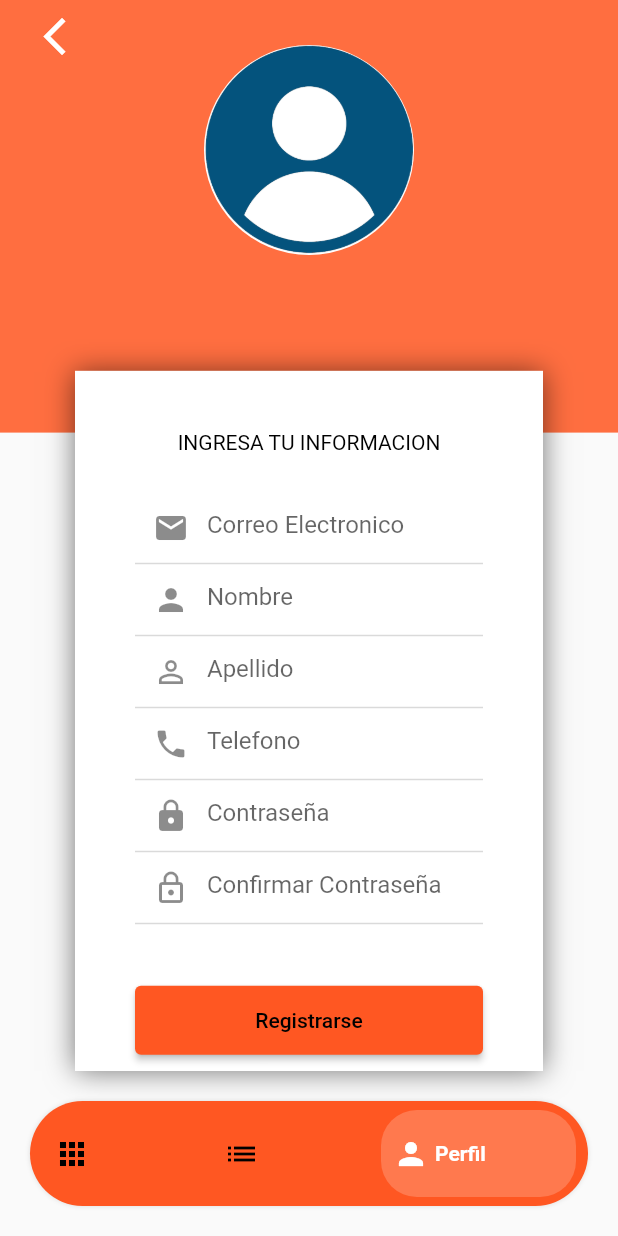
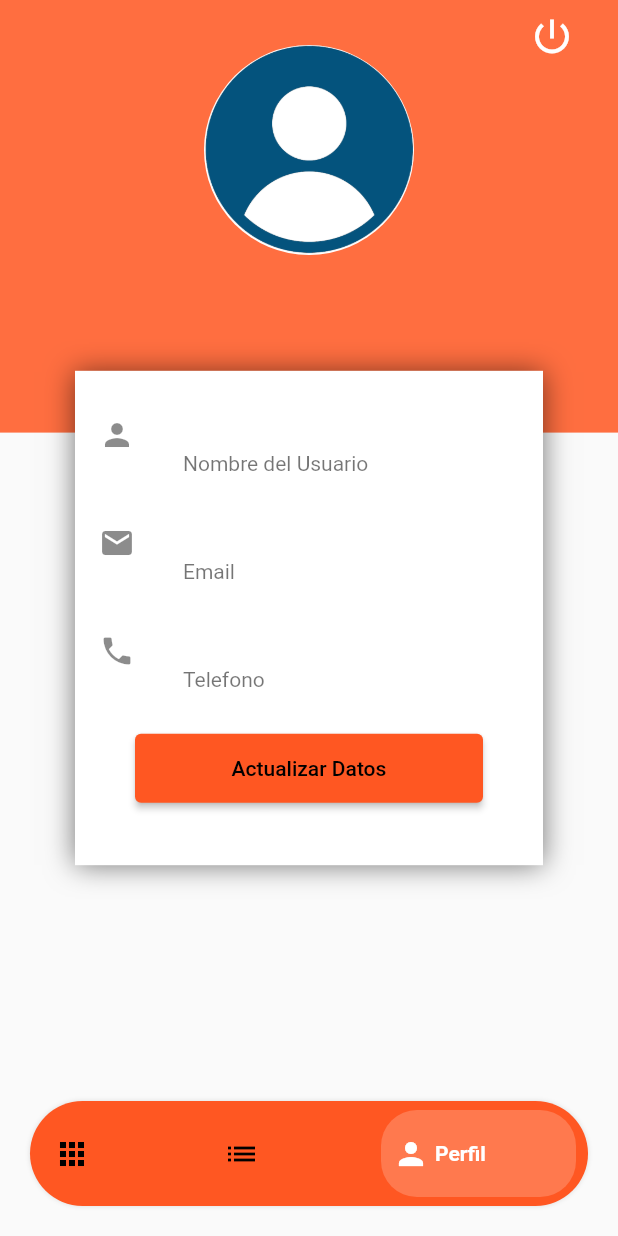
Before and after one commit to WirisLife145/deliveryfood, a Flutter app: the ClientProductsListPage screen opened by its route, item 3 of the bottom bar chosen, on a phone screen of 412 x 824 dp. Run offline on Flutter 3.47's test engine with Material 2 defaults, Android fonts, the phone set to English and light mode, and no system bars; our stand-ins replace get, get_storage, image_picker, sn_progress_dialog; missing offline and left inert: dart:ffi; accounts and stored records are empty; project files that could hold a hidden picture were left out.

Commit message:
Edición del Usuario 1
Creación de la pantalla la edición de los campos de usuario 1

Co-Authored-By: natpao <61199348+natpao@users.noreply.github.com>

```diff
--- a/Android-studio/Delivery_Flutter/lib/main.dart
+++ b/Android-studio/Delivery_Flutter/lib/main.dart
@@ -1,5 +1,7 @@
 import 'package:delivery_flutter/src/models/user.dart';
 import 'package:delivery_flutter/src/pages/client/products/list/client_products_list_page.dart';
+import 'package:delivery_flutter/src/pages/client/profile/info/client_profile_info_page.dart';
+import 'package:delivery_flutter/src/pages/client/profile/update/client_profile_update_page.dart';
 import 'package:delivery_flutter/src/pages/delivery/orders/delivery_orders_list.dart';
 import 'package:delivery_flutter/src/pages/home/home_page.dart';
 import 'package:delivery_flutter/src/pages/login/login_page.dart';
@@ -51,6 +53,9 @@ class _MyAppState extends State<MyApp> {
         GetPage(name: '/restaurant/orders/list', page:()=>RestaurantOrdersListPage()),
         GetPage(name: '/delivery/orders/list', page:()=>DeliveryOrdersListPage()),
         GetPage(name: '/client/products/list', page:()=>ClientProductsListPage()),
+        GetPage(name: '/client/profile/info', page:()=>ClientProfileInfoPage()),
+        GetPage(name: '/client/profile/update', page:()=>ClientProfileUpdatePage()),
+
       ],
       theme: ThemeData(
         primaryColor:Colors.deepOrange,
--- a/Android-studio/Delivery_Flutter/lib/src/pages/client/products/list/client_products_list_page.dart
+++ b/Android-studio/Delivery_Flutter/lib/src/pages/client/products/list/client_products_list_page.dart
@@ -1,10 +1,11 @@
 import 'package:delivery_flutter/src/pages/client/products/list/client_products_list_controller.dart';
+import 'package:delivery_flutter/src/pages/client/profile/info/client_profile_info_page.dart';
 import 'package:flutter/material.dart';
 import 'package:get/get.dart';
 
 import '../../../../utils/custom_animated_bottom_bar.dart';
 import '../../../delivery/orders/delivery_orders_list.dart';
-import '../../../register/register_page.dart';
+
 import '../../../restaurant/orders/list/restaurant_orders_list_page.dart';
 
 class ClientProductsListPage extends StatelessWidget {
@@ -20,7 +21,7 @@ class ClientProductsListPage extends StatelessWidget {
           children: [
             RestaurantOrdersListPage(),
             DeliveryOrdersListPage(),
-            RegisterPage()
+            ClientProfileInfoPage()
           ],
         ))
     );
--- /dev/null
+++ b/Android-studio/Delivery_Flutter/lib/src/pages/client/profile/info/client_profile_info_controller.dart
@@ -0,0 +1,20 @@
+import 'package:delivery_flutter/src/models/user.dart';
+import 'package:get/get.dart';
+import 'package:get_storage/get_storage.dart';
+
+class ClientProfileInfoController extends GetxController{
+  var user = User.fromJson(GetStorage().read('user') ?? {}).obs;
+
+  void signOut(){
+    GetStorage().remove('user');
+
+    Get.offNamedUntil('/', (route) => false);//ELimina historial de pantallas
+  }
+
+  void goToProfileUpdate(){
+    Get.toNamed( '/client/profile/update');
+
+
+  }
+
+}
--- /dev/null
+++ b/Android-studio/Delivery_Flutter/lib/src/pages/client/profile/info/client_profile_info_page.dart
@@ -0,0 +1,148 @@
+import 'package:delivery_flutter/src/pages/client/profile/info/client_profile_info_controller.dart';
+import 'package:flutter/material.dart';
+import 'package:get/get.dart';
+class ClientProfileInfoPage extends StatelessWidget {
+  ClientProfileInfoController con =Get.put(ClientProfileInfoController());
+  @override
+  Widget build(BuildContext context) {
+
+
+
+
+    return Scaffold(
+      body: Obx(()=>Stack(//POSICIONAR ELEMENTOS UNO ENCIMA DEL OTRO
+        children: [
+          _backgroundCover(context),
+          _boxForm(context),
+          _imageUser(context),
+          _buttomSignOut()
+        ],
+      )),
+    );
+  }
+
+  Widget _backgroundCover(BuildContext context){
+    return Container(
+      width: double.infinity,
+      height: MediaQuery.of(context).size.height *0.35,
+      color:Colors.deepOrangeAccent,
+
+    );
+  }
+
+
+  Widget _boxForm(BuildContext context){
+    return Container(
+      height: MediaQuery.of(context).size.height * 0.4,
+      margin: EdgeInsets.only(top:  MediaQuery.of(context).size.height * 0.30,left: 50, right: 50),
+      decoration: BoxDecoration(
+          color:Colors.white,
+          boxShadow: <BoxShadow>[
+            BoxShadow(
+                color: Colors.black54,
+                blurRadius: 15,
+                offset: Offset(0,0.75)
+            )
+          ]
+
+      ),
+
+      child: SingleChildScrollView(
+        child: Column(
+          children: [
+            _textName(),
+            _textEmail(),
+            _textPhone(),
+            _buttonUpdate(context)
+          ],
+        ),
+      )
+      ,
+    );
+  }
+
+  Widget _buttomSignOut(){
+    return SafeArea(
+        child: Container(
+          margin: EdgeInsets.only(right: 20),
+          alignment: Alignment.topRight,
+          child: IconButton(
+              onPressed: ()=>con.signOut(),
+              icon: Icon(
+                Icons.power_settings_new,
+                color: Colors.white,
+                size: 30,
+              )
+          ),
+        )
+    );
+  }
+
+  Widget _buttonUpdate(BuildContext context){
+    return Container(
+      width: double.infinity,
+      margin: EdgeInsets.symmetric(horizontal: 40,vertical: 10),
+      child: ElevatedButton(
+          onPressed: ()=> con.goToProfileUpdate(),
+          style: ElevatedButton.styleFrom(
+              padding: EdgeInsets.symmetric(vertical: 15)
+
+          ) ,
+          child: Text(
+            'Actualizar Datos',
+
+            style: TextStyle(
+                color: Colors.black
+            ),
+          )
+      ),
+    );
+  }
+
+
+  Widget _imageUser(BuildContext context){
+
+    return SafeArea(
+      child: Container(
+        margin: EdgeInsets.only(top: 30),
+        alignment:Alignment.topCenter ,
+        child: CircleAvatar(
+            backgroundImage: con.user.value.image !=null
+                ? NetworkImage(con.user.value.image!)
+                : AssetImage('assets/img/User_profile.png') as ImageProvider,
+            radius: 70,
+            backgroundColor: Colors.white,
+        ),
+      ),
+    );
+
+  }
+
+  Widget _textName(){
+    return Container(
+      margin: EdgeInsets.only(top: 15),
+      child: ListTile(
+        leading: Icon(Icons.person),
+        title:Text( '${con.user.value.name ?? ''}  ${con.user.value.lastname ?? ''} '),
+        subtitle: Text('Nombre del Usuario'),
+      ),
+    );
+  }
+
+  Widget _textEmail(){
+   return ListTile(
+      leading: Icon(Icons.email),
+      title: Text(con.user.value.email ?? '') ,
+      subtitle: Text('Email'),
+    );
+  }
+
+  Widget _textPhone(){
+    return ListTile(
+      leading: Icon(Icons.phone),
+      title: Text(con.user.value.phone ?? '') ,
+      subtitle: Text('Telefono'),
+    );
+  }
+
+}
--- a/Android-studio/Delivery_Flutter/lib/src/pages/register/register_controller.dart
+++ b/Android-studio/Delivery_Flutter/lib/src/pages/register/register_controller.dart
@@ -21,9 +21,6 @@ class RegisterController extends GetxController{
   UsersProvider usersProvider = UsersProvider();
   ImagePicker picker =ImagePicker();
   File? imageFile;
-
-
-
 
 
   void register(BuildContext context) async {
```
Also changed, not shown: Android-studio/Delivery_Flutter/lib/src/pages/client/profile/update/client_profile_update_controller.dart (added, +190 -0 lines), Android-studio/Delivery_Flutter/lib/src/pages/client/profile/update/client_profile_update_page.dart (added, +190 -0 lines), Android-studio/Delivery_Flutter/lib/src/providers/users_provider.dart (+36 -5 lines), 3 other files.
